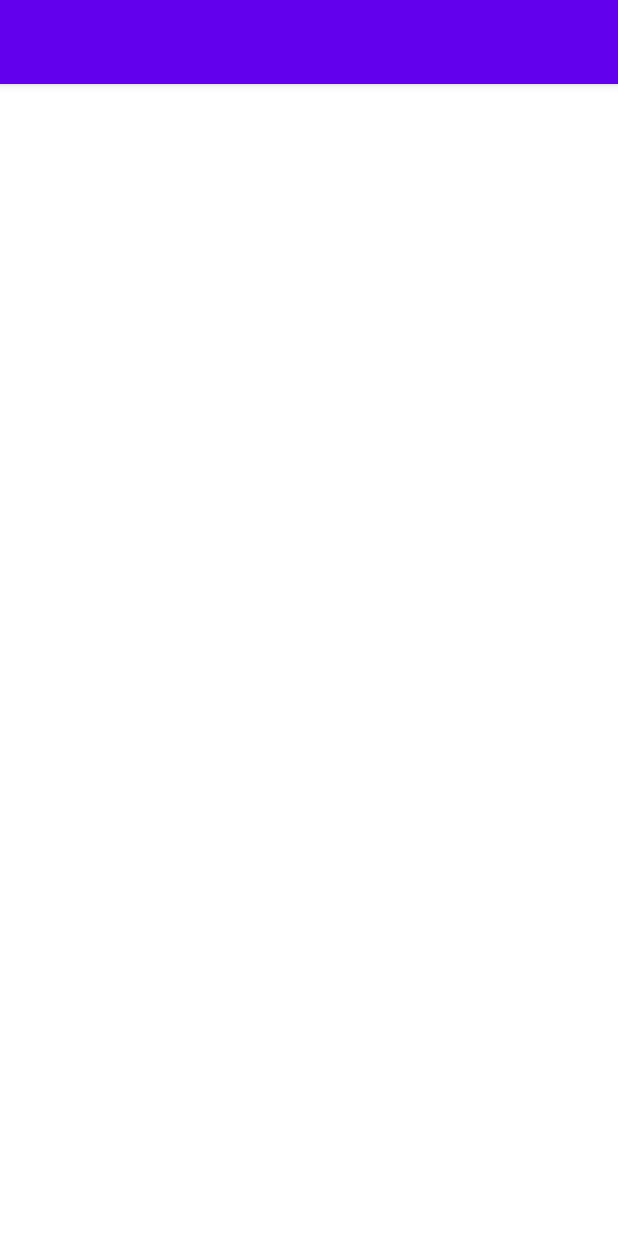
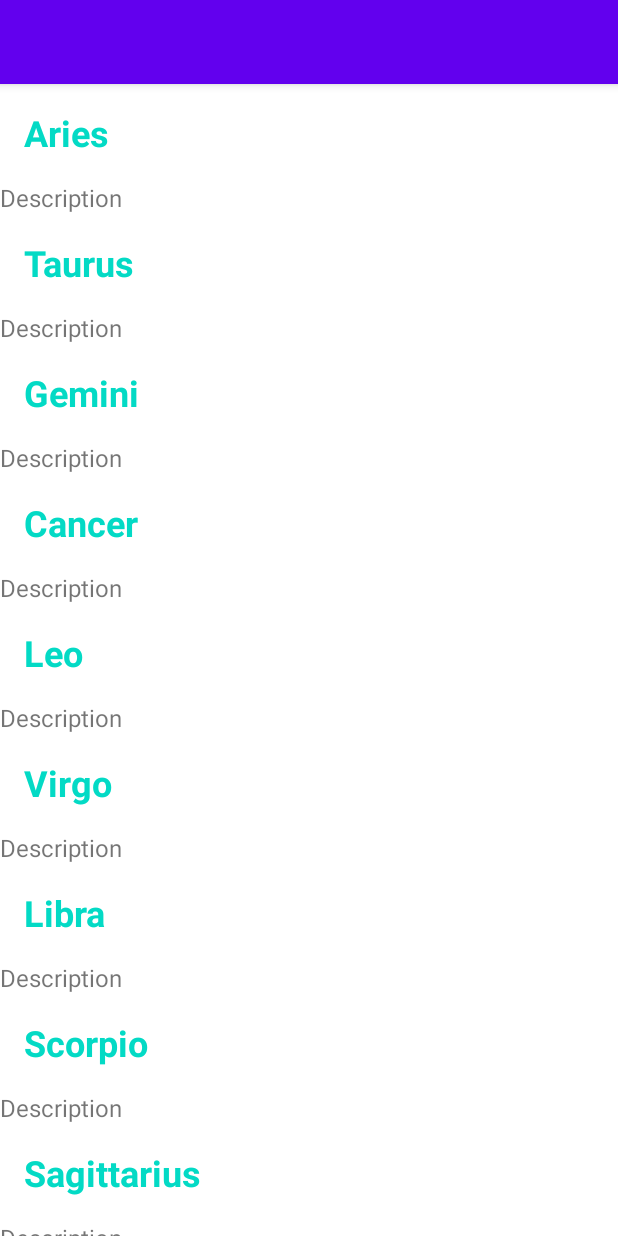
Before and after one commit to Casdelamir/HoroscopeApp, an Android app: the MainActivity screen opened directly, with no data from a screen before it, on a phone screen of 412 x 824 dp. Run offline under Robolectric (Android 15) with nearby library versions, the phone set to English and light mode, and no system bars.

Commit message:
recycle view

```diff
--- /dev/null
+++ b/app/src/main/java/com/example/horoscopeapp/Horoscope.kt
@@ -0,0 +1,6 @@
+package com.example.horoscopeapp
+
+class Horoscope (val id:String, val name:String, val logo:Int, ) {
+
+
+}
--- a/app/src/main/java/com/example/horoscopeapp/MainActivity.kt
+++ b/app/src/main/java/com/example/horoscopeapp/MainActivity.kt
@@ -2,10 +2,39 @@ package com.example.horoscopeapp
 
 import androidx.appcompat.app.AppCompatActivity
 import android.os.Bundle
+import android.util.Log
+import android.widget.Adapter
+import androidx.recyclerview.widget.LinearLayoutManager
+import androidx.recyclerview.widget.RecyclerView
 
 class MainActivity : AppCompatActivity() {
+    val horoscopeList: List<Horoscope> = listOf(
+        Horoscope("aries", "Aries", 0),
+        Horoscope("taurus", "Taurus", 0),
+        Horoscope("gemini", "Gemini", 0),
+        Horoscope("cancer", "Cancer", 0),
+        Horoscope("leo", "Leo", 0),
+        Horoscope("virgo", "Virgo", 0),
+        Horoscope("libra", "Libra", 0),
+        Horoscope("scorpio", "Scorpio", 0),
+        Horoscope("sagittarius", "Sagittarius", 0),
+        Horoscope("capricorn", "Capricorn", 0),
+        Horoscope("aquarius", "Aquarius", 0),
+        Horoscope("pisces", "Pisces", 0)
+    )
     override fun onCreate(savedInstanceState: Bundle?) {
+        lateinit var recyclerView: RecyclerView
+
         super.onCreate(savedInstanceState)
         setContentView(R.layout.activity_main)
+
+        recyclerView = findViewById(R.id.recyclerView)
+
+        val adapter = RecyclerAdapter(horoscopeList)
+
+        recyclerView.adapter = adapter
+        recyclerView.layoutManager = LinearLayoutManager(this)
+
     }
+
 }
--- /dev/null
+++ b/app/src/main/java/com/example/horoscopeapp/RecyclerAdapter.kt
@@ -0,0 +1,23 @@
+package com.example.horoscopeapp
+
+import android.view.LayoutInflater
+import android.view.ViewGroup
+import androidx.recyclerview.widget.RecyclerView
+
+class RecyclerAdapter(private val horoscopeList: List<Horoscope>): RecyclerView.Adapter<ViewHolder>() {
+    override fun onCreateViewHolder(parent: ViewGroup, viewType: Int): ViewHolder {
+        val view = LayoutInflater.from(parent.context)
+            .inflate(R.layout.item_horoscope_list, parent, false)
+        return ViewHolder(view)
+    }
+
+    override fun getItemCount(): Int {
+        return horoscopeList.size
+    }
+
+    override fun onBindViewHolder(holder: ViewHolder, position: Int) {
+        val item = horoscopeList[position]
+        holder.textView.text = item.name
+        holder.descTextView
+    }
+}
--- /dev/null
+++ b/app/src/main/java/com/example/horoscopeapp/ViewHolder.kt
@@ -0,0 +1,15 @@
+package com.example.horoscopeapp
+
+import android.view.View
+import android.widget.TextView
+import androidx.recyclerview.widget.RecyclerView
+
+class ViewHolder(view: View): RecyclerView.ViewHolder(view) {
+    val textView: TextView
+    val descTextView: TextView
+
+    init {
+        textView = view.findViewById(R.id.horoscope_title)
+        descTextView = view.findViewById(R.id.horoscope_description)
+    }
+}
--- a/app/src/main/res/layout/activity_main.xml
+++ b/app/src/main/res/layout/activity_main.xml
@@ -1,9 +1,12 @@
 <?xml version="1.0" encoding="utf-8"?>
-<androidx.constraintlayout.widget.ConstraintLayout xmlns:android="http://schemas.android.com/apk/res/android"
-    xmlns:app="http://schemas.android.com/apk/res-auto"
+<LinearLayout xmlns:android="http://schemas.android.com/apk/res/android"
     xmlns:tools="http://schemas.android.com/tools"
     android:layout_width="match_parent"
     android:layout_height="match_parent"
     tools:context=".MainActivity">
+    <androidx.recyclerview.widget.RecyclerView
+        android:id="@+id/recyclerView"
+        android:layout_width="match_parent"
+        android:layout_height="match_parent"/>
 
-</androidx.constraintlayout.widget.ConstraintLayout>
+</LinearLayout>
--- /dev/null
+++ b/app/src/main/res/layout/item_horoscope_list.xml
@@ -0,0 +1,22 @@
+<?xml version="1.0" encoding="utf-8"?>
+<LinearLayout xmlns:android="http://schemas.android.com/apk/res/android"
+    android:layout_width="match_parent"
+    android:layout_height="wrap_content"
+    android:orientation="vertical">
+    <TextView
+    android:id="@+id/horoscope_title"
+    android:layout_width="match_parent"
+    android:layout_height="wrap_content"
+    android:text="Title"
+    android:textSize="24sp"
+    android:textStyle="bold"
+    android:textColor="@color/teal_200"
+    android:padding="16dp"/>
+    <TextView
+        android:id="@+id/horoscope_description"
+        android:layout_width="match_parent"
+        android:layout_height="wrap_content"
+        android:text="Description"
+        android:textSize="16sp"
+        android:textAlignment="center"/>
+</LinearLayout>
```
